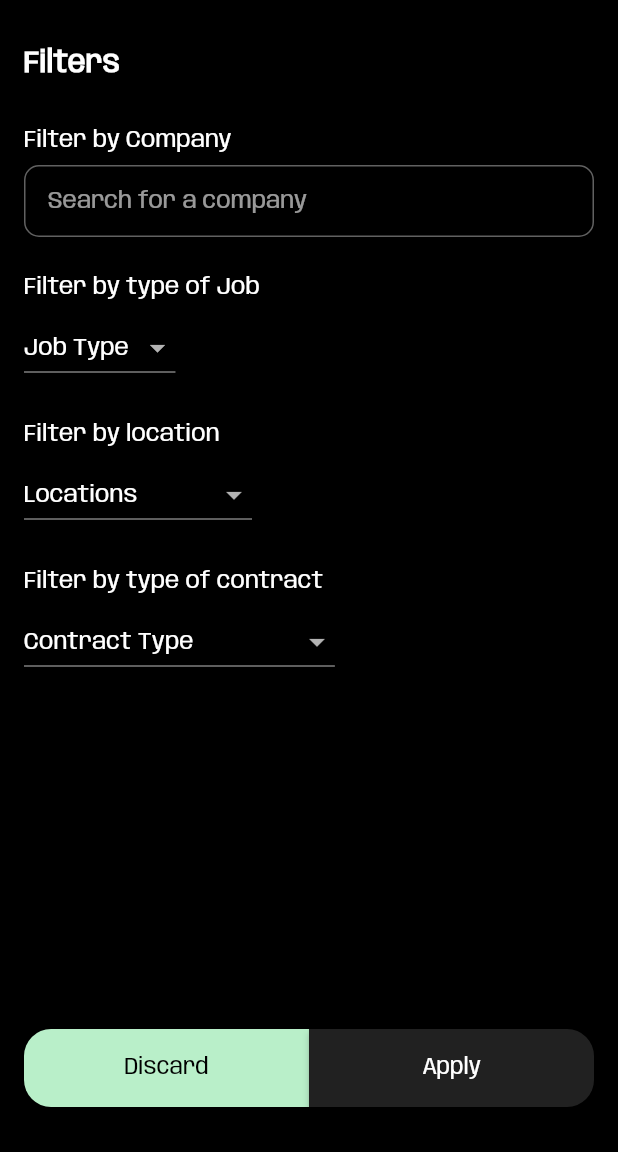
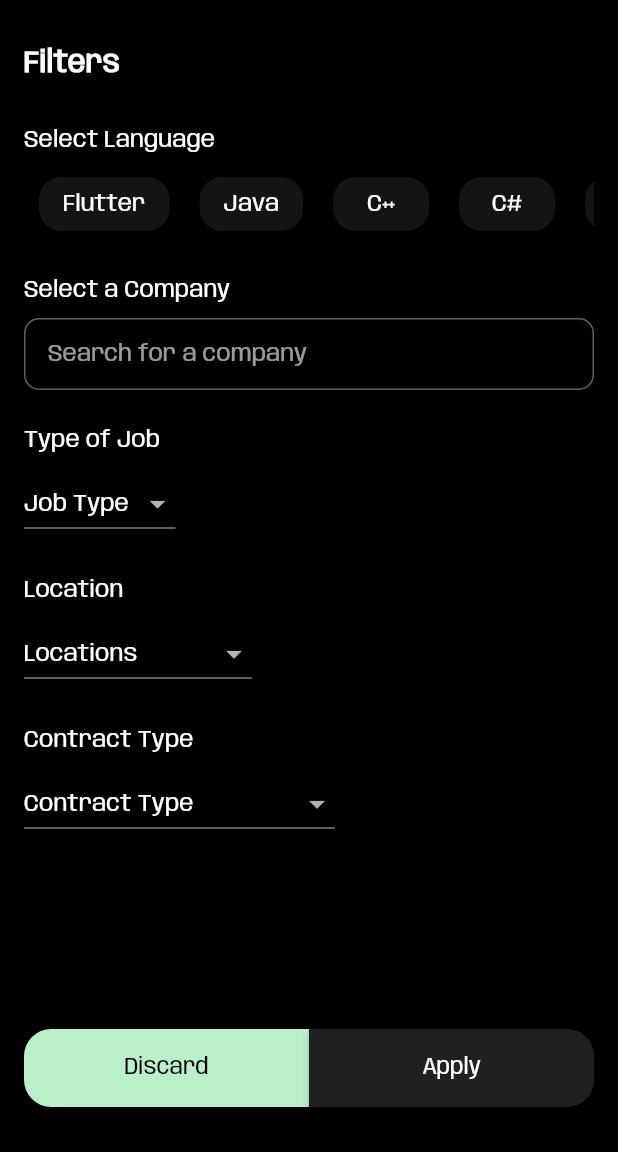
Before and after one commit to Adriano-7/ItFlow, a Flutter app: the FilterScreen screen opened directly with empty values, on a phone screen of 412 x 824 dp, the part 84-1236 px from its top. Run offline on Flutter 3.47's test engine with Material 2 defaults, Android fonts, the phone set to English and light mode, and no system bars; drawn by our look-alikes of flutter_typeahead; our stand-ins replace cloud_firestore, file_picker, firebase_auth, firebase_core, firebase_storage, flutter_html; missing offline and left inert: test; accounts and stored records are empty; project files that could hold a hidden picture were left out.

Commit message:
Added the option to filter by programming language

```diff
--- a/app/lib/controllers/itjobs/it_jobs_api.dart
+++ b/app/lib/controllers/itjobs/it_jobs_api.dart
@@ -37,7 +37,7 @@ class ItJobsApiController {
 
   static Future<JobSearch> searchJobs(String query, Map<String, dynamic> filters, {int page = 1}) async {
     String optional = '';
-    int limit = 20;
+    int limit = 200;
 
     if (filters['company'] != null) {optional += '&company=${filters['company']}';}
     if (filters['type'] != null) optional += '&type=${filters['type']}';
@@ -48,12 +48,20 @@ class ItJobsApiController {
     final jsonMap = await _apiCall(uri);
     final JobSearch results = JobSearch.fromJson(jsonMap);
 
-    //apply additional filters
-    /*
-    if (filters['wage'] != null) {
-      results.results.removeWhere((job) => job.wage == null || job.wage! < filters['wage']);
+
+    if (filters['language'] != null) {
+      List<Job> filteredResults = [];
+      for (Job job in results.results) {
+        String title = job.title.toLowerCase();
+        String body = job.body.toLowerCase();
+        String languageLower = filters['language'].toLowerCase();
+
+        if (title.contains(languageLower) || body.contains(languageLower)) {
+          filteredResults.add(job);
+        }
+      }
+      results.results = filteredResults;
     }
-    */
 
     return results;
   }
@@ -132,7 +140,7 @@ class JobSearch {
   final int page;
   final int limit;
   final String query;
-  final List<Job> results;
+  List<Job> results;
 
   JobSearch(
     this.total,
--- a/app/lib/screens/main_app_screens/filters_screen.dart
+++ b/app/lib/screens/main_app_screens/filters_screen.dart
@@ -5,6 +5,7 @@ import 'package:itflowapp/main.dart';
 import 'package:itflowapp/widgets/custom_widgets/double_button.dart';
 import 'package:itflowapp/constants/it_jobs_constants.dart';
 import 'package:itflowapp/widgets/job_widgets/company_search.dart';
+import 'package:itflowapp/widgets/custom_widgets/scrollable_row.dart';
 
 class FilterScreen extends StatefulWidget {
   const FilterScreen({Key? key, required Map<String, dynamic> filters})
@@ -18,10 +19,20 @@ class _FilterScreenState extends State<FilterScreen> {
   int locationSelected = 0;
   int contractTypeSelected = 0;
   int? _selectedCompanyId = 0;
+  String selectedLanguage = '';
 
   final List<String> _jobTypeOptions = jobTypeToInt.keys.toList();
   final List<String> _locationOptions = locationToInt.keys.toList();
   final List<String> _contractTypeOptions = jobContractToInt.keys.toList();
+  final List<String> _languageOptions = [
+    'Flutter',
+    'Java',
+    'C++',
+    'C#',
+    'Javascript',
+    'React',
+    'Angular',
+  ];
 
   final TextEditingController _companyNameController = TextEditingController();
 
@@ -55,9 +66,24 @@ class _FilterScreenState extends State<FilterScreen> {
               crossAxisAlignment: CrossAxisAlignment.start,
               children: [
                 const Padding(
-                  padding: EdgeInsets.only(bottom: 8),
+                  padding: EdgeInsets.only(bottom: 10),
                   child: Text(
-                    'Filter by Company',
+                    'Select Language',
+                    style: TextStyle(fontSize: 16),
+                  ),
+                ),
+                ScrolableButtonRow(
+                  options: _languageOptions,
+                  onSelected: (int index) {
+                    setState(() {
+                      selectedLanguage = _languageOptions[index];
+                    });
+                  },
+                ),
+                const Padding(
+                  padding: EdgeInsets.only(top: 25, bottom: 10),
+                  child: Text(
+                    'Select a Company',
                     style: TextStyle(fontSize: 16),
                   ),
                 ),
@@ -70,9 +96,9 @@ class _FilterScreenState extends State<FilterScreen> {
                   },
                 ),
                 const Padding(
-                  padding: EdgeInsets.only(top: 25, bottom: 8),
+                  padding: EdgeInsets.only(top: 25, bottom: 10),
                   child: Text(
-                    'Filter by type of Job',
+                    'Type of Job',
                     style: TextStyle(fontSize: 16),
                   ),
                 ),
@@ -94,9 +120,9 @@ class _FilterScreenState extends State<FilterScreen> {
                   },
                 ),
                 const Padding(
-                  padding: EdgeInsets.only(top: 25, bottom: 8),
+                  padding: EdgeInsets.only(top: 25, bottom: 10),
                   child: Text(
-                    'Filter by location',
+                    'Location',
                     style: TextStyle(fontSize: 16),
                   ),
                 ),
@@ -118,9 +144,9 @@ class _FilterScreenState extends State<FilterScreen> {
                   },
                 ),
                 const Padding(
-                  padding: EdgeInsets.only(top: 25, bottom: 8),
+                  padding: EdgeInsets.only(top: 25, bottom: 10),
                   child: Text(
-                    'Filter by type of contract',
+                    'Contract Type',
                     style: TextStyle(fontSize: 16),
                   ),
                 ),
@@ -165,10 +191,12 @@ class _FilterScreenState extends State<FilterScreen> {
               context,
               Routes.search,
               arguments: {
-                if (_selectedCompanyId != 0 && _selectedCompanyId != null) 'company': _selectedCompanyId,
+                if (_selectedCompanyId != 0 && _selectedCompanyId != null)
+                  'company': _selectedCompanyId,
                 if (jobTypeSelected != 0) 'type': jobTypeSelected,
                 if (locationSelected != 0) 'location': locationSelected,
                 if (contractTypeSelected != 0) 'contract': contractTypeSelected,
+                if (selectedLanguage.isNotEmpty) 'language': selectedLanguage,
               },
             );
           },
--- a/app/lib/theme/app_theme.dart
+++ b/app/lib/theme/app_theme.dart
@@ -70,6 +70,7 @@ class AppTheme {
 class AppColors {
   static const Color white = Color(0xFFFFFFFF);
   static const Color black = Color(0xFF181818);
+  static const Color black2 = Color(0xFF141414);
   static const Color green = Color(0xFFB9EFC9);
   static const Color gray = Color(0xFF443D3D);
   static const Color gray2 = Color(0xFF131313);
--- /dev/null
+++ b/app/lib/widgets/custom_widgets/scrollable_row.dart
@@ -0,0 +1,47 @@
+import 'package:flutter/material.dart';
+import 'package:itflowapp/theme/app_theme.dart';
+
+class ScrolableButtonRow extends StatefulWidget{
+  final List<String> options;
+  final Function(int) onSelected;
+
+  const ScrolableButtonRow({Key? key, required this.options, required this.onSelected}) : super(key: key);
+
+  @override
+  _ScrolableButtonRow createState() => _ScrolableButtonRow();
+}
+
+class _ScrolableButtonRow extends State<ScrolableButtonRow>{
+  int _selectedOption = -1;
+
+  @override
+  Widget build(BuildContext context){
+    return SingleChildScrollView(
+      scrollDirection: Axis.horizontal,
+      child: Row(children: List.generate(widget.options.length, (index) {
+        final isSelected = index == _selectedOption;
+        return Padding(
+          padding: const EdgeInsets.symmetric(horizontal: 10),
+          child: ElevatedButton(
+            onPressed: (){setState(() {
+              _selectedOption = index;
+            });
+            widget.onSelected(index);
+            },
+            style: ElevatedButton.styleFrom(
+              backgroundColor: isSelected ? AppColors.green : AppColors.black2,
+            ),
+            child: Text(
+              widget.options[index],
+              style: TextStyle(
+                color: isSelected ? AppColors.black : AppColors.white,
+                fontSize: 16,
+              ),
+            )
+          ),
+        );
+      }),
+      ),
+    );
+  }
+}
```
